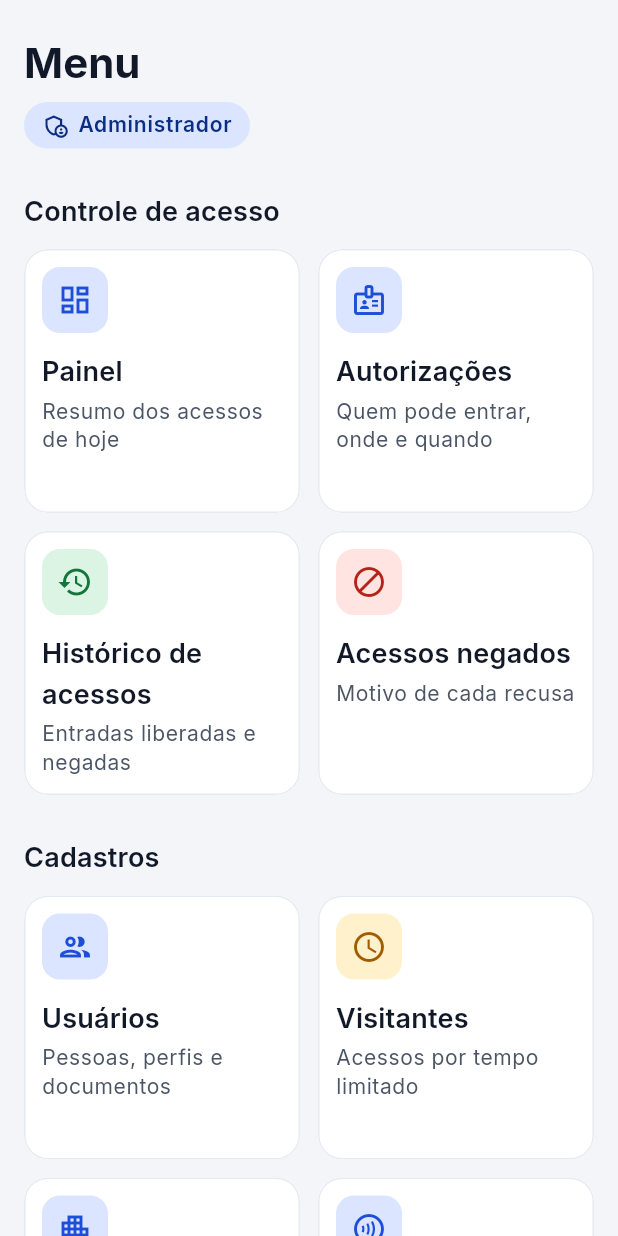
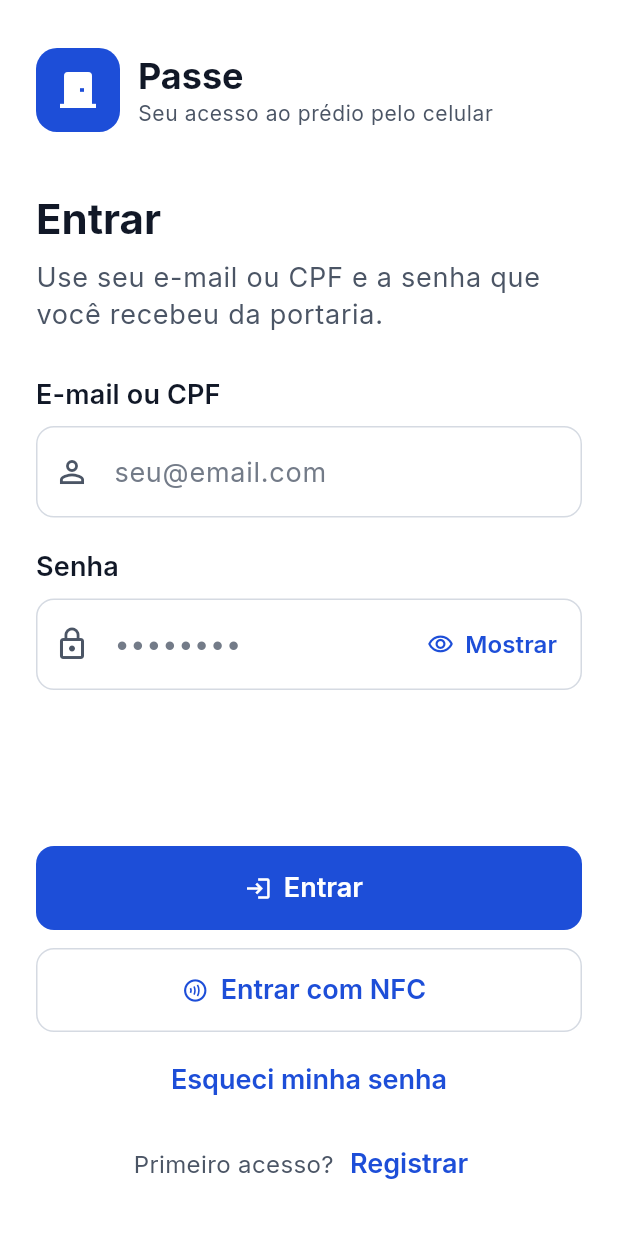
Before and after one commit to CRIMS0NC0DE/4DSM-ABP-2026-2, a Flutter app: the screen it shows after launch, on a phone screen of 412 x 824 dp. Run offline on Flutter 3.47's test engine with Material 3 defaults, Android fonts, the phone set to English and light mode, and no system bars.

Commit message:
#005 telas de login e registro feita elaboração de esquema login e criação de conta

```diff
--- a/frontend/lib/controllers/login_controller.dart
+++ b/frontend/lib/controllers/login_controller.dart
@@ -0,0 +1,35 @@
+import 'package:flutter/foundation.dart';
+
+/// Tela de login.
+/// Protótipo: ainda não chama a API, só valida os campos e registra o pedido.
+class LoginController {
+  String? validarUsuario(String? valor) {
+    if (valor == null || valor.trim().isEmpty) {
+      return 'Informe seu e-mail ou CPF.';
+    }
+    return null;
+  }
+
+  String? validarSenha(String? valor) {
+    if (valor == null || valor.isEmpty) return 'Informe sua senha.';
+    return null;
+  }
+
+  void entrar(String usuario, String senha) {
+    // Lógica para autenticar na API
+    debugPrint('Entrando como $usuario...');
+  }
+
+  void entrarComNfc() {
+    // Lógica para ler a tag NFC
+    debugPrint('Entrando com NFC...');
+  }
+
+  void esqueciSenha() {
+    debugPrint('Esqueci minha senha...');
+  }
+
+  void registrar() {
+    debugPrint('Navegando para a tela de Registrar...');
+  }
+}
--- /dev/null
+++ b/frontend/lib/controllers/register_controller.dart
@@ -0,0 +1,53 @@
+import 'package:flutter/foundation.dart';
+
+/// Tela de primeiro acesso (criar conta).
+/// Protótipo: ainda não chama a API, só valida os campos e registra o pedido.
+class RegisterController {
+  static const tamanhoMinimoSenha = 8;
+  static final _email = RegExp(r'^[^@\s]+@[^@\s]+\.[^@\s]+$');
+
+  String? validarNome(String? valor) {
+    if (valor == null || valor.trim().isEmpty) {
+      return 'Informe seu nome completo.';
+    }
+    return null;
+  }
+
+  /// Aceita o CPF com ou sem pontuação.
+  String? validarCpf(String? valor) {
+    final numeros = (valor ?? '').replaceAll(RegExp(r'\D'), '');
+    if (numeros.isEmpty) return 'Informe seu CPF.';
+    if (numeros.length != 11) return 'O CPF tem 11 números.';
+    return null;
+  }
+
+  String? validarEmail(String? valor) {
+    final email = valor?.trim() ?? '';
+    if (email.isEmpty) return 'Informe seu e-mail.';
+    if (!_email.hasMatch(email)) return 'E-mail inválido.';
+    return null;
+  }
+
+  String? validarSenha(String? valor) {
+    if ((valor ?? '').length < tamanhoMinimoSenha) {
+      return 'A senha precisa ter pelo menos $tamanhoMinimoSenha caracteres.';
+    }
+    return null;
+  }
+
+  String? validarConfirmacao(String? valor, String senha) {
+    if (valor == null || valor.isEmpty) return 'Repita a senha.';
+    if (valor != senha) return 'As senhas não são iguais.';
+    return null;
+  }
+
+  void registrar({
+    required String nome,
+    required String cpf,
+    required String email,
+    required String senha,
+  }) {
+    // Lógica para criar a conta na API
+    debugPrint('Registrando $nome ($email)...');
+  }
+}
--- a/frontend/lib/main.dart
+++ b/frontend/lib/main.dart
@@ -2,8 +2,7 @@ import 'package:flutter/material.dart';
 import 'package:flutter_localizations/flutter_localizations.dart';
 
 import 'core/theme/app_theme.dart';
-import 'views/user/menu_view.dart';
-import 'views/admin/admin_menu_view.dart';
+import 'views/user/login_view.dart';
 
 void main() {
   runApp(const PasseApp());
@@ -26,7 +25,7 @@ class PasseApp extends StatelessWidget {
         GlobalWidgetsLocalizations.delegate,
         GlobalCupertinoLocalizations.delegate,
       ],
-      home: AdminMenuView(),
+      home: LoginView(),
     );
   }
 }
--- a/frontend/lib/views/user/login_view.dart
+++ b/frontend/lib/views/user/login_view.dart
@@ -0,0 +1,227 @@
+import 'package:flutter/material.dart';
+
+import '../../controllers/login_controller.dart';
+import '../../core/theme/app_colors.dart';
+import '../admin/admin_menu_view.dart';
+import '../widgets/campo_texto.dart';
+import 'register_view.dart';
+
+class LoginView extends StatefulWidget {
+  final LoginController controller;
+
+  LoginView({super.key, LoginController? controller})
+    : controller = controller ?? LoginController();
+
+  @override
+  State<LoginView> createState() => _LoginViewState();
+}
+
+class _LoginViewState extends State<LoginView> {
+  final _form = GlobalKey<FormState>();
+  final _usuario = TextEditingController();
+  final _senha = TextEditingController();
+
+  /// Só valida enquanto digita depois da primeira tentativa de entrar.
+  var _validarAoDigitar = false;
+
+  LoginController get controller => widget.controller;
+
+  @override
+  void dispose() {
+    _usuario.dispose();
+    _senha.dispose();
+    super.dispose();
+  }
+
+  void _entrar() {
+    if (!_form.currentState!.validate()) {
+      setState(() => _validarAoDigitar = true);
+      return;
+    }
+    controller.entrar(_usuario.text.trim(), _senha.text);
+    // Troca o login pelo menu, para o Voltar do celular não voltar ao login.
+    Navigator.of(context)
+        .pushReplacement(MaterialPageRoute(builder: (_) => AdminMenuView()));
+  }
+
+  Future<void> _registrar() async {
+    controller.registrar();
+    // O cadastro devolve o e-mail da conta criada, para já vir preenchido.
+    final email = await Navigator.of(context)
+        .push<String>(MaterialPageRoute(builder: (_) => RegisterView()));
+    if (mounted && email != null) _usuario.text = email;
+  }
+
+  void _avisar(String mensagem) {
+    ScaffoldMessenger.of(context)
+      ..hideCurrentSnackBar()
+      ..showSnackBar(SnackBar(content: Text(mensagem)));
+  }
+
+  @override
+  Widget build(BuildContext context) {
+    final textTheme = Theme.of(context).textTheme;
+
+    return Scaffold(
+      backgroundColor: AppColors.surface,
+      body: SafeArea(
+        child: Form(
+          key: _form,
+          autovalidateMode: _validarAoDigitar
+              ? AutovalidateMode.onUserInteraction
+              : AutovalidateMode.disabled,
+          // Ocupa a tela toda para os botões ficarem embaixo, mas rola
+          // quando não cabe (fonte grande ou teclado aberto).
+          child: LayoutBuilder(
+            builder: (context, tela) => SingleChildScrollView(
+              child: Center(
+                child: ConstrainedBox(
+                  constraints: BoxConstraints(
+                    maxWidth: 480,
+                    minHeight: tela.maxHeight,
+                  ),
+                  child: Padding(
+                    padding: const EdgeInsets.fromLTRB(24, 32, 24, 24),
+                    child: Column(
+                      mainAxisAlignment: MainAxisAlignment.spaceBetween,
+                      crossAxisAlignment: CrossAxisAlignment.stretch,
+                      children: [
+                        Column(
+                          crossAxisAlignment: CrossAxisAlignment.stretch,
+                          children: [
+                            const _Marca(),
+                            const SizedBox(height: 40),
+                            Text('Entrar', style: textTheme.headlineMedium),
+                            const SizedBox(height: 8),
+                            Text(
+                              'Use seu e-mail ou CPF e a senha que você '
+                              'recebeu da portaria.',
+                              style: textTheme.bodyLarge?.copyWith(
+                                color: AppColors.textSecondary,
+                              ),
+                            ),
+                            const SizedBox(height: 28),
+                            CampoTexto(
+                              rotulo: 'E-mail ou CPF',
+                              controller: _usuario,
+                              icone: Icons.person_outline,
+                              dica: 'seu@email.com',
+                              teclado: TextInputType.emailAddress,
+                              autofill: const [
+                                AutofillHints.email,
+                                AutofillHints.username,
+                              ],
+                              validator: controller.validarUsuario,
+                            ),
+                            const SizedBox(height: 20),
+                            CampoTexto(
+                              rotulo: 'Senha',
+                              controller: _senha,
+                              icone: Icons.lock_outline,
+                              dica: '••••••••',
+                              senha: true,
+                              acao: TextInputAction.done,
+                              autofill: const [AutofillHints.password],
+                              validator: controller.validarSenha,
+                              onEnviar: _entrar,
+                            ),
+                          ],
+                        ),
+                        Column(
+                          crossAxisAlignment: CrossAxisAlignment.stretch,
+                          children: [
+                            const SizedBox(height: 32),
+                            FilledButton.icon(
+                              onPressed: _entrar,
+                              icon: const Icon(Icons.login),
+                              label: const Text('Entrar'),
+                            ),
+                            const SizedBox(height: 12),
+                            OutlinedButton.icon(
+                              onPressed: () {
+                                controller.entrarComNfc();
+                                _avisar('Entrar com NFC: em construção.');
+                              },
+                              icon: const Icon(Icons.contactless_outlined),
+                              label: const Text('Entrar com NFC'),
+                            ),
+                            const SizedBox(height: 8),
+                            TextButton(
+                              onPressed: () {
+                                controller.esqueciSenha();
+                                _avisar('Peça uma nova senha na portaria.');
+                              },
+                              child: const Text('Esqueci minha senha'),
+                            ),
+                            const SizedBox(height: 8),
+                            Wrap(
+                              alignment: WrapAlignment.center,
+                              crossAxisAlignment: WrapCrossAlignment.center,
+                              children: [
+                                Text(
+                                  'Primeiro acesso?',
+                                  style: textTheme.bodyMedium?.copyWith(
+                                    color: AppColors.textSecondary,
+                                  ),
+                                ),
+                                TextButton(
+                                  onPressed: _registrar,
+                                  child: const Text('Registrar'),
+                                ),
+                              ],
+                            ),
+                          ],
+                        ),
+                      ],
+                    ),
+                  ),
+                ),
+              ),
+            ),
+          ),
+        ),
+      ),
+    );
+  }
+}
+
+/// Logo e nome do app no topo do login.
+class _Marca extends StatelessWidget {
+  const _Marca();
+
+  @override
+  Widget build(BuildContext context) {
+    final textTheme = Theme.of(context).textTheme;
+
+    return Row(
+      children: [
+        Container(
+          width: 56,
+          height: 56,
+          decoration: BoxDecoration(
+            color: AppColors.primary,
+            borderRadius: BorderRadius.circular(14),
+          ),
+          child: const Icon(
+            Icons.door_front_door,
+            color: AppColors.onPrimary,
+            size: 32,
+          ),
+        ),
+        const SizedBox(width: 12),
+        Expanded(
+          child: Column(
+            crossAxisAlignment: CrossAxisAlignment.start,
+            children: [
+              Text('Passe', style: textTheme.headlineSmall),
+              Text(
+                'Seu acesso ao prédio pelo celular',
+                style: textTheme.bodySmall,
+              ),
+            ],
+          ),
+        ),
+      ],
+    );
+  }
+}
--- /dev/null
+++ b/frontend/lib/views/user/register_view.dart
@@ -0,0 +1,169 @@
+import 'package:flutter/material.dart';
+
+import '../../controllers/register_controller.dart';
+import '../../core/theme/app_colors.dart';
+import '../widgets/campo_texto.dart';
+
+class RegisterView extends StatefulWidget {
+  final RegisterController controller;
+
+  RegisterView({super.key, RegisterController? controller})
+    : controller = controller ?? RegisterController();
+
+  @override
+  State<RegisterView> createState() => _RegisterViewState();
+}
+
+class _RegisterViewState extends State<RegisterView> {
+  final _form = GlobalKey<FormState>();
+  final _nome = TextEditingController();
+  final _cpf = TextEditingController();
+  final _email = TextEditingController();
+  final _senha = TextEditingController();
+  final _confirmacao = TextEditingController();
+
+  /// Só valida enquanto digita depois da primeira tentativa de registrar.
+  var _validarAoDigitar = false;
+
+  RegisterController get controller => widget.controller;
+
+  @override
+  void dispose() {
+    _nome.dispose();
+    _cpf.dispose();
+    _email.dispose();
+    _senha.dispose();
+    _confirmacao.dispose();
+    super.dispose();
+  }
+
+  void _registrar() {
+    if (!_form.currentState!.validate()) {
+      setState(() => _validarAoDigitar = true);
+      return;
+    }
+    final email = _email.text.trim();
+    controller.registrar(
+      nome: _nome.text.trim(),
+      cpf: _cpf.text.trim(),
+      email: email,
+      senha: _senha.text,
+    );
+    ScaffoldMessenger.of(context)
+      ..hideCurrentSnackBar()
+      ..showSnackBar(
+        const SnackBar(content: Text('Conta criada. Agora é só entrar.')),
+      );
+    // Volta para o login com o e-mail já preenchido.
+    Navigator.of(context).maybePop(email);
+  }
+
+  @override
+  Widget build(BuildContext context) {
+    final textTheme = Theme.of(context).textTheme;
+
+    return Scaffold(
+      backgroundColor: AppColors.surface,
+      body: SafeArea(
+        child: Form(
+          key: _form,
+          autovalidateMode: _validarAoDigitar
+              ? AutovalidateMode.onUserInteraction
+              : AutovalidateMode.disabled,
+          child: SingleChildScrollView(
+            child: Center(
+              child: ConstrainedBox(
+                constraints: const BoxConstraints(maxWidth: 480),
+                child: Padding(
+                  padding: const EdgeInsets.fromLTRB(24, 16, 24, 24),
+                  child: Column(
+                    crossAxisAlignment: CrossAxisAlignment.stretch,
+                    children: [
+                      if (Navigator.of(context).canPop())
+                        Align(
+                          alignment: Alignment.centerLeft,
+                          child: TextButton.icon(
+                            onPressed: () => Navigator.of(context).maybePop(),
+                            icon: const Icon(Icons.arrow_back),
+                            label: const Text('Voltar'),
+                          ),
+                        ),
+                      const SizedBox(height: 16),
+                      Text('Criar conta', style: textTheme.headlineMedium),
+                      const SizedBox(height: 8),
+                      Text(
+                        'Preencha seus dados para o primeiro acesso.',
+                        style: textTheme.bodyLarge?.copyWith(
+                          color: AppColors.textSecondary,
+                        ),
+                      ),
+                      const SizedBox(height: 28),
+                      CampoTexto(
+                        rotulo: 'Nome completo',
+                        controller: _nome,
+                        icone: Icons.person_outline,
+                        teclado: TextInputType.name,
+                        autofill: const [AutofillHints.name],
+                        validator: controller.validarNome,
+                      ),
+                      const SizedBox(height: 20),
+                      CampoTexto(
+                        rotulo: 'CPF',
+                        controller: _cpf,
+                        icone: Icons.badge_outlined,
+                        dica: '000.000.000-00',
+                        ajuda: 'Pode digitar só os números.',
+                        teclado: TextInputType.number,
+                        validator: controller.validarCpf,
+                      ),
+                      const SizedBox(height: 20),
+                      CampoTexto(
+                        rotulo: 'E-mail',
+                        controller: _email,
+                        icone: Icons.mail_outline,
+                        dica: 'seu@email.com',
+                        teclado: TextInputType.emailAddress,
+                        autofill: const [AutofillHints.email],
+                        validator: controller.validarEmail,
+                      ),
+                      const SizedBox(height: 20),
+                      CampoTexto(
+                        rotulo: 'Senha',
+                        controller: _senha,
+                        icone: Icons.lock_outline,
+                        senha: true,
+                        ajuda:
+                            'Pelo menos '
+                            '${RegisterController.tamanhoMinimoSenha} '
+                            'caracteres.',
+                        autofill: const [AutofillHints.newPassword],
+                        validator: controller.validarSenha,
+                      ),
+                      const SizedBox(height: 20),
+                      CampoTexto(
+                        rotulo: 'Confirmar senha',
+                        controller: _confirmacao,
+                        icone: Icons.lock_outline,
+                        senha: true,
+                        acao: TextInputAction.done,
+                        validator: (valor) =>
+                            controller.validarConfirmacao(valor, _senha.text),
+                        onEnviar: _registrar,
+                      ),
+                      const SizedBox(height: 32),
+                      FilledButton.icon(
+                        onPressed: _registrar,
+                        icon: const Icon(Icons.person_add_alt_1_outlined),
+                        label: const Text('Registrar'),
+                      ),
+                    ],
+                  ),
+                ),
+              ),
+            ),
+          ),
+        ),
+      ),
+    );
+  }
+}
--- /dev/null
+++ b/frontend/lib/views/widgets/campo_texto.dart
@@ -0,0 +1,94 @@
+import 'package:flutter/material.dart';
+
+/// Campo de formulário com o rótulo em cima, como no docs/Design.pdf.
+/// Usado no login e no cadastro.
+/// Com [senha], esconde o texto e mostra o botão "Mostrar"/"Ocultar".
+class CampoTexto extends StatefulWidget {
+  const CampoTexto({
+    super.key,
+    required this.rotulo,
+    required this.controller,
+    required this.icone,
+    this.validator,
+    this.dica,
+    this.ajuda,
+    this.senha = false,
+    this.teclado,
+    this.acao = TextInputAction.next,
+    this.autofill,
+    this.onEnviar,
+  });
+
+  final String rotulo;
+  final TextEditingController controller;
+  final IconData icone;
+  final FormFieldValidator<String>? validator;
+
+  /// Texto de exemplo dentro do campo vazio.
+  final String? dica;
+
+  /// Texto de ajuda embaixo do campo.
+  final String? ajuda;
+
+  final bool senha;
+  final TextInputType? teclado;
+  final TextInputAction acao;
+  final Iterable<String>? autofill;
+  final VoidCallback? onEnviar;
+
+  @override
+  State<CampoTexto> createState() => _CampoTextoState();
+}
+
+class _CampoTextoState extends State<CampoTexto> {
+  late var _oculto = widget.senha;
+
+  @override
+  Widget build(BuildContext context) {
+    final textTheme = Theme.of(context).textTheme;
+
+    return Column(
+      crossAxisAlignment: CrossAxisAlignment.stretch,
+      children: [
+        Text(widget.rotulo, style: textTheme.labelLarge),
+        const SizedBox(height: 8),
+        TextFormField(
+          controller: widget.controller,
+          validator: widget.validator,
+          obscureText: _oculto,
+          enableSuggestions: !widget.senha,
+          autocorrect: !widget.senha,
+          keyboardType: widget.teclado,
+          textInputAction: widget.acao,
+          autofillHints: widget.autofill,
+          onFieldSubmitted: (_) => widget.onEnviar?.call(),
+          style: textTheme.bodyLarge,
+          decoration: InputDecoration(
+            hintText: widget.dica,
+            helperText: widget.ajuda,
+            helperMaxLines: 2,
+            errorMaxLines: 2,
+            prefixIcon: Icon(widget.icone),
+            suffixIcon: widget.senha
+                ? Padding(
+                    padding: const EdgeInsets.only(right: 4),
+                    child: TextButton.icon(
+                      onPressed: () => setState(() => _oculto = !_oculto),
+                      icon: Icon(
+                        _oculto
+                            ? Icons.visibility_outlined
+                            : Icons.visibility_off_outlined,
+                      ),
+                      label: Text(_oculto ? 'Mostrar' : 'Ocultar'),
+                      style: TextButton.styleFrom(
+                        textStyle: textTheme.labelLarge?.copyWith(fontSize: 16),
+                      ),
+                    ),
+                  )
+                : null,
+          ),
+        ),
+      ],
+    );
+  }
+}
```
Also changed, not shown: frontend/lib/views/admin/admin_menu_view.dart (+11 -1 lines), 4 other files.
